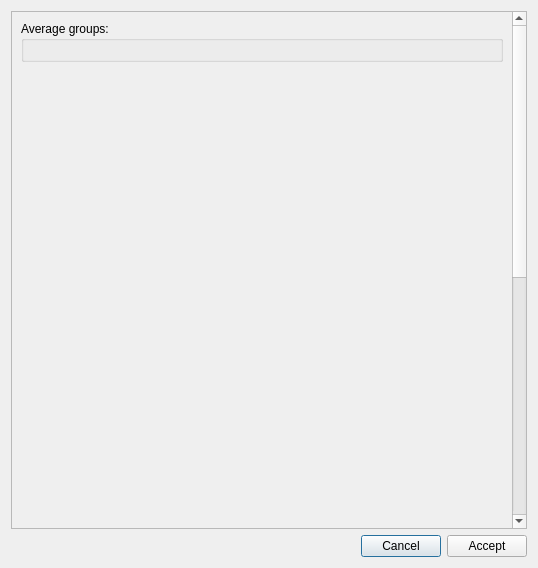
cibr-jyu/meggie, file designer_ui_files/groupAverageDialogUi.ui: the form before one commit.
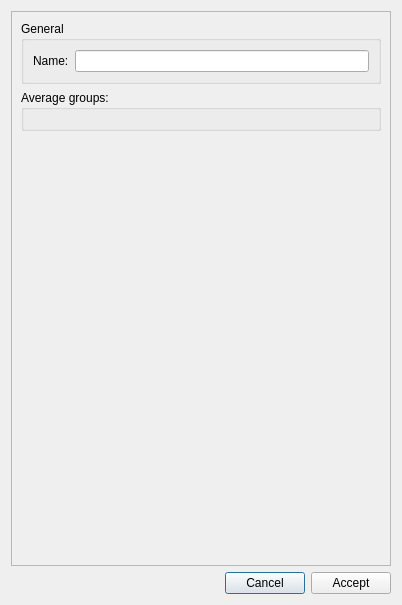
The form after the commit.

```diff
--- a/designer_ui_files/groupAverageDialogUi.ui
+++ b/designer_ui_files/groupAverageDialogUi.ui
@@ -6,8 +6,8 @@
    <rect>
     <x>0</x>
     <y>0</y>
-    <width>538</width>
-    <height>568</height>
+    <width>402</width>
+    <height>605</height>
    </rect>
   </property>
   <property name="windowTitle">
@@ -39,22 +39,22 @@
        <rect>
         <x>0</x>
         <y>0</y>
-        <width>504</width>
-        <height>1000</height>
+        <width>382</width>
+        <height>554</height>
        </rect>
       </property>
       <property name="minimumSize">
        <size>
-        <width>350</width>
-        <height>1000</height>
+        <width>0</width>
+        <height>0</height>
        </size>
       </property>
       <layout class="QGridLayout" name="gridLayout_2">
-       <item row="0" column="0">
+       <item row="1" column="0">
         <widget class="QGroupBox" name="groupBoxAverageGroups">
          <property name="minimumSize">
           <size>
-           <width>300</width>
+           <width>350</width>
            <height>0</height>
           </size>
          </property>
@@ -64,7 +64,7 @@
          <layout class="QGridLayout" name="gridLayout"/>
         </widget>
        </item>
-       <item row="1" column="0">
+       <item row="2" column="0">
         <spacer name="verticalSpacer">
          <property name="orientation">
           <enum>Qt::Vertical</enum>
@@ -77,6 +77,25 @@
          </property>
         </spacer>
        </item>
+       <item row="0" column="0">
+        <widget class="QGroupBox" name="groupBoxGeneral">
+         <property name="title">
+          <string>General</string>
+         </property>
+         <layout class="QGridLayout" name="gridLayout_3">
+          <item row="0" column="0">
+           <widget class="QLabel" name="labelName">
+            <property name="text">
+             <string>Name:</string>
+            </property>
+           </widget>
+          </item>
+          <item row="0" column="1">
+           <widget class="QLineEdit" name="lineEditName"/>
+          </item>
+         </layout>
+        </widget>
+       </item>
       </layout>
      </widget>
     </widget>
```
